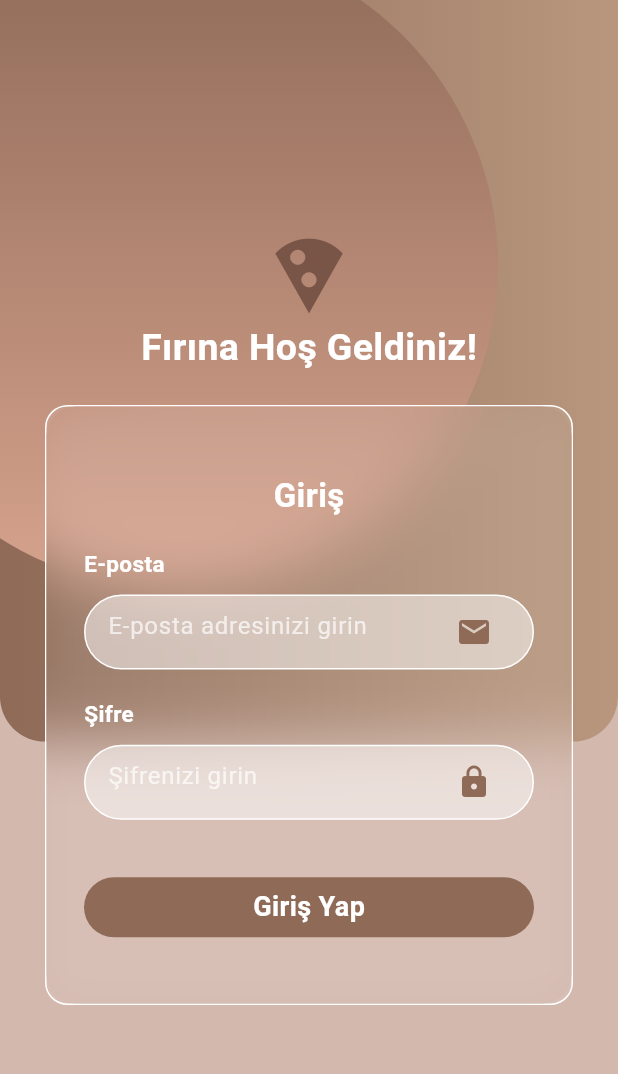
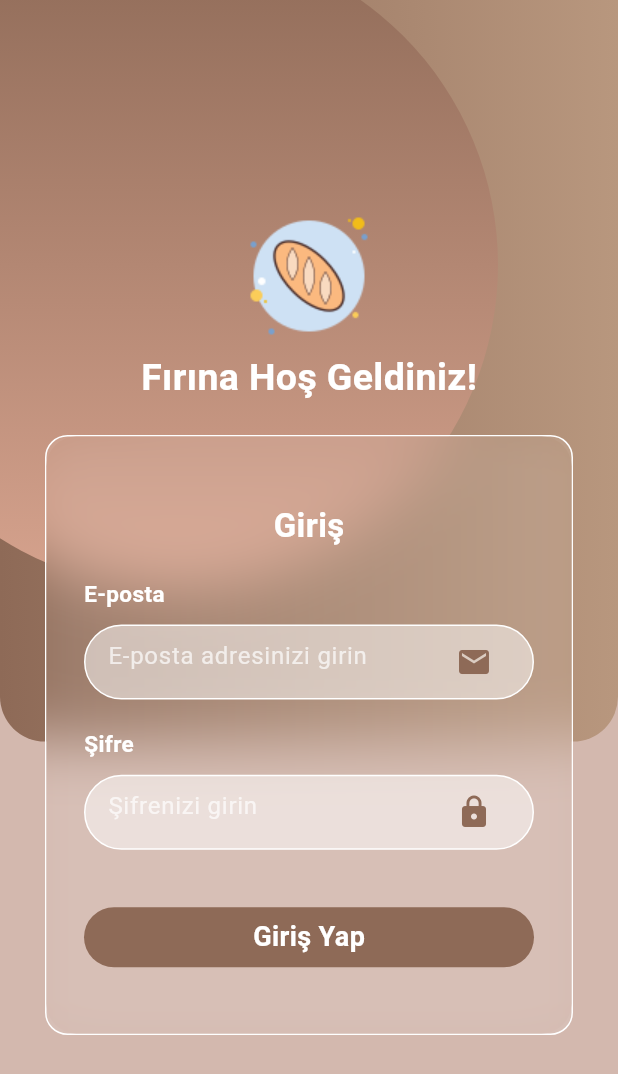
Before and after one commit to UKaanK/bakeryprojectapp, a Flutter app: the screen it shows after launch, on a phone screen of 412 x 824 dp. Shown: the top 1074 px of the screen. Run offline on Flutter 3.47's test engine with Material 3 defaults, Android fonts, the phone set to English and light mode, and no system bars; our stand-ins replace cloud_firestore, firebase_auth, firebase_core, google_fonts; accounts and stored records are empty.

Commit message:
güncelleme

```diff
--- a/lib/screens/bakerylogin_screen.dart
+++ b/lib/screens/bakerylogin_screen.dart
@@ -350,11 +350,7 @@ class _BakeryLoginScreenState extends State<BakeryLoginScreen> {
           Column(
             mainAxisAlignment: MainAxisAlignment.center,
             children: [
-              const Icon(
-                Icons.local_pizza, // Alternatif olarak kahverengi tema uyumlu ikon
-                color: Colors.brown,
-                size: 60,
-              ),
+             Image.asset("assets/images/ekmak.png"),
               const Text(
                 "Fırına Hoş Geldiniz!",
                 style: TextStyle(
--- a/pubspec.yaml
+++ b/pubspec.yaml
@@ -67,8 +67,8 @@ flutter:
   uses-material-design: true
 
   # To add assets to your application, add an assets section, like this:
-  # assets:
-  #   - images/a_dot_burr.jpeg
+  assets:
+    - assets/images/ekmak.png
   #   - images/a_dot_ham.jpeg
 
   # An image asset can refer to one or more resolution-specific "variants", see
```
Also changed, not shown: assets/images/ekmak.png (added), pubspec.lock, 6 other files.
